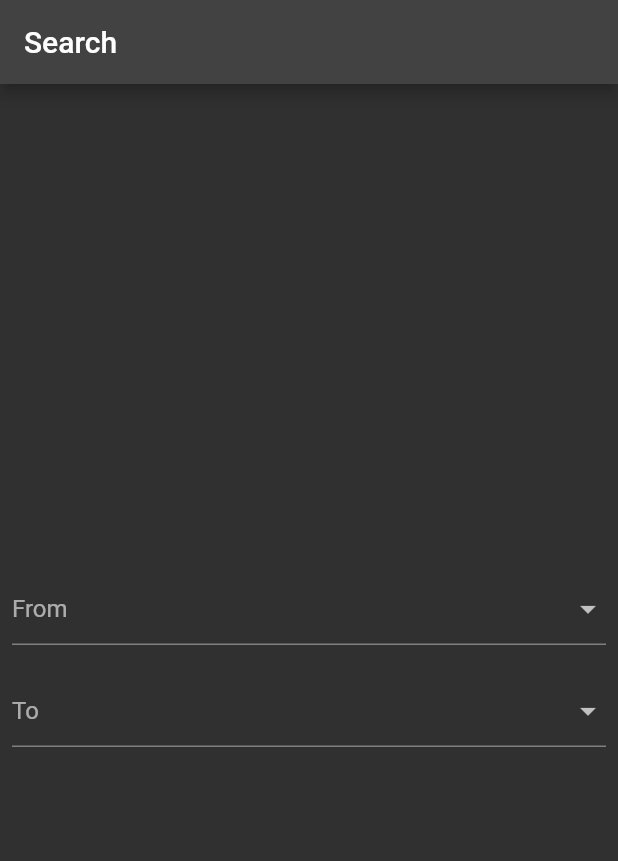
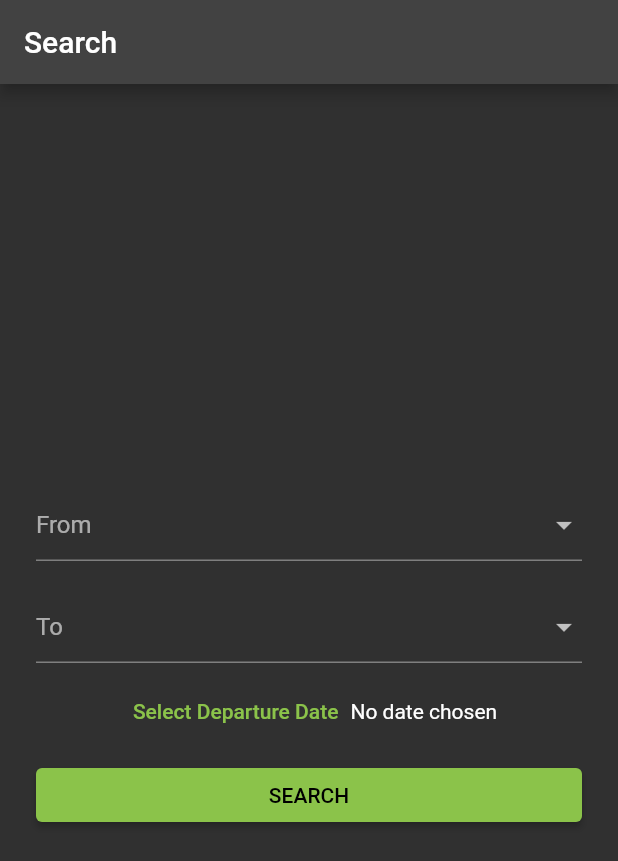
Before and after one commit to Ibrahim-K98han/bus_reservation, a Flutter app: the screen it shows after launch, on a phone screen of 412 x 824 dp. Shown: the top 861 px of the screen. Run offline on Flutter 3.47's test engine with Material 2 defaults, Android fonts, the phone set to English and light mode, and no system bars.

Commit message:
search page done

```diff
--- a/lib/pages/search_page.dart
+++ b/lib/pages/search_page.dart
@@ -1,4 +1,5 @@
 import 'package:bus_reservation_udemy/utils/constants.dart';
+import 'package:bus_reservation_udemy/utils/helper_functions.dart';
 import 'package:flutter/material.dart';
 
 class SearchPage extends StatefulWidget {
@@ -11,6 +12,7 @@ class SearchPage extends StatefulWidget {
 class _SearchPageState extends State<SearchPage> {
   String? fromCity, toCity;
   DateTime? departureDate;
+  final _formKey = GlobalKey<FormState>();
   @override
   Widget build(BuildContext context) {
     return Scaffold(
@@ -18,7 +20,10 @@ class _SearchPageState extends State<SearchPage> {
         title: const Text('Search'),
       ),
       body: Form(
+        key: _formKey,
         child: Center(
+          child: Padding(
+            padding: const EdgeInsets.all(16),
             child: ListView(
               shrinkWrap: true,
               padding: const EdgeInsets.all(8),
@@ -65,11 +70,63 @@ class _SearchPageState extends State<SearchPage> {
                   onChanged: (value) {
                     toCity = value;
                   },
+                ),
+                Padding(
+                  padding: const EdgeInsets.all(8.0),
+                  child: Row(
+                    mainAxisAlignment: MainAxisAlignment.center,
+                    children: [
+                      TextButton(
+                        onPressed: _selectDate,
+                        child: const Text('Select Departure Date'),
+                      ),
+                      Text(
+                        departureDate == null
+                            ? 'No date chosen'
+                            : getFormattedDate(departureDate!,
+                                pattern: 'EEE MMM dd, yyyy'),
+                      )
+                    ],
+                  ),
+                ),
+                ElevatedButton(
+                  onPressed: _search,
+                  child: const Text('SEARCH'),
                 )
               ],
             ),
           ),
         ),
+      ),
     );
   }
+
+  void _selectDate() async {
+    final selectedDate = await showDatePicker(
+      context: context,
+      initialDate: DateTime.now(),
+      firstDate: DateTime.now(),
+      lastDate: DateTime.now().add(
+        const Duration(days: 7),
+      ),
+    );
+
+    if (selectedDate != null) {
+      setState(() {
+        departureDate = selectedDate;
+      });
     }
+  }
+
+  void _search() {
+    if (departureDate == null) {
+      ScaffoldMessenger.of(context).showSnackBar(
+        const SnackBar(
+          content: Text('Please select a departure date'),
+        ),
+      );
+      return;
+    }
+    if (_formKey.currentState!.validate()) {}
+  }
+}
--- a/lib/utils/helper_functions.dart
+++ b/lib/utils/helper_functions.dart
@@ -0,0 +1,5 @@
+import 'package:intl/intl.dart';
+
+String getFormattedDate(DateTime dt, {String pattern = 'dd/MM/yyyy'}) {
+  return DateFormat(pattern).format(dt);
+}
--- a/pubspec.yaml
+++ b/pubspec.yaml
@@ -35,6 +35,7 @@ dependencies:
   # The following adds the Cupertino Icons font to your application.
   # Use with the CupertinoIcons class for iOS style icons.
   cupertino_icons: ^1.0.2
+  intl:
 
 dev_dependencies:
   flutter_test:
```
Also changed, not shown: pubspec.lock. Lines whose indentation alone changed are shown as unchanged.
